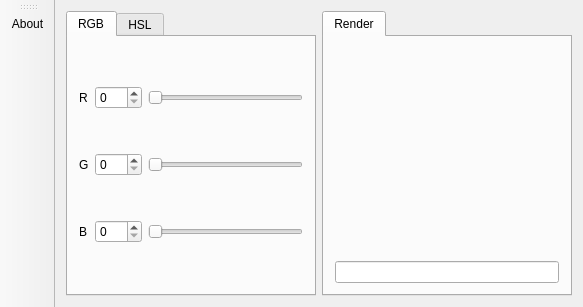
Before: the Qt Designer form mainwindow.ui in Huluti/Coulr, drawn with Qt 5.
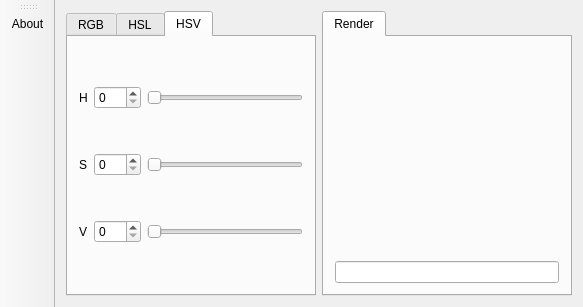
After: the same form once the commit is applied. The open tabs and pages were chosen to show the change. Icons and pictures are not drawn.

Diff of the .ui file:
```diff
--- a/mainwindow.ui
+++ b/mainwindow.ui
@@ -212,6 +212,85 @@
         </item>
        </layout>
       </widget>
+      <widget class="QWidget" name="tab_3">
+       <attribute name="title">
+        <string>HSV</string>
+       </attribute>
+       <layout class="QGridLayout" name="gridLayout_4">
+        <item row="0" column="1">
+         <widget class="QSpinBox" name="hue2">
+          <property name="maximum">
+           <number>359</number>
+          </property>
+         </widget>
+        </item>
+        <item row="0" column="0">
+         <widget class="QLabel" name="label_7">
+          <property name="text">
+           <string>H</string>
+          </property>
+         </widget>
+        </item>
+        <item row="1" column="0">
+         <widget class="QLabel" name="label_8">
+          <property name="text">
+           <string>S</string>
+          </property>
+         </widget>
+        </item>
+        <item row="2" column="0">
+         <widget class="QLabel" name="label_9">
+          <property name="text">
+           <string>V</string>
+          </property>
+         </widget>
+        </item>
+        <item row="1" column="1">
+         <widget class="QSpinBox" name="saturation2">
+          <property name="maximum">
+           <number>255</number>
+          </property>
+         </widget>
+        </item>
+        <item row="2" column="1">
+         <widget class="QSpinBox" name="value">
+          <property name="maximum">
+           <number>255</number>
+          </property>
+         </widget>
+        </item>
+        <item row="0" column="2">
+         <widget class="QSlider" name="horizontalSlider_7">
+          <property name="maximum">
+           <number>359</number>
+          </property>
+          <property name="orientation">
+           <enum>Qt::Horizontal</enum>
+          </property>
+         </widget>
+        </item>
+        <item row="1" column="2">
+         <widget class="QSlider" name="horizontalSlider_8">
+          <property name="maximum">
+           <number>255</number>
+          </property>
+          <property name="orientation">
+           <enum>Qt::Horizontal</enum>
+          </property>
+         </widget>
+        </item>
+        <item row="2" column="2">
+         <widget class="QSlider" name="horizontalSlider_9">
+          <property name="maximum">
+           <number>255</number>
+          </property>
+          <property name="orientation">
+           <enum>Qt::Horizontal</enum>
+          </property>
+         </widget>
+        </item>
+       </layout>
+      </widget>
      </widget>
     </item>
    </layout>
```
Left out of the diff: 96 changed lines with no effect on the pictures.
